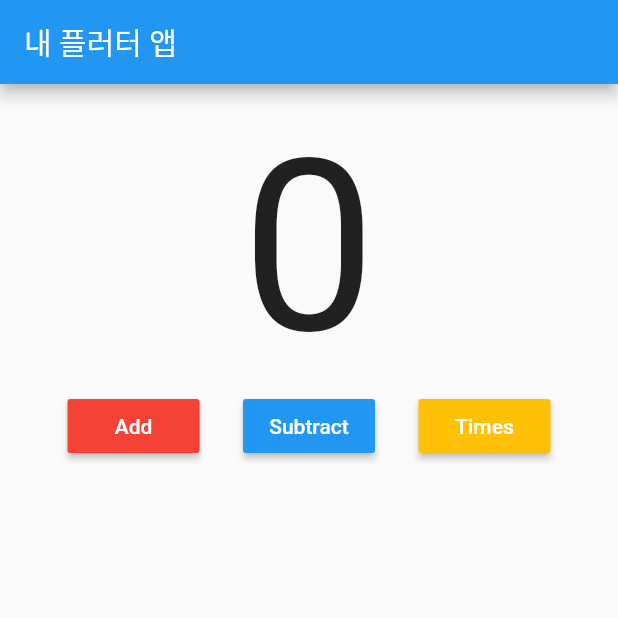
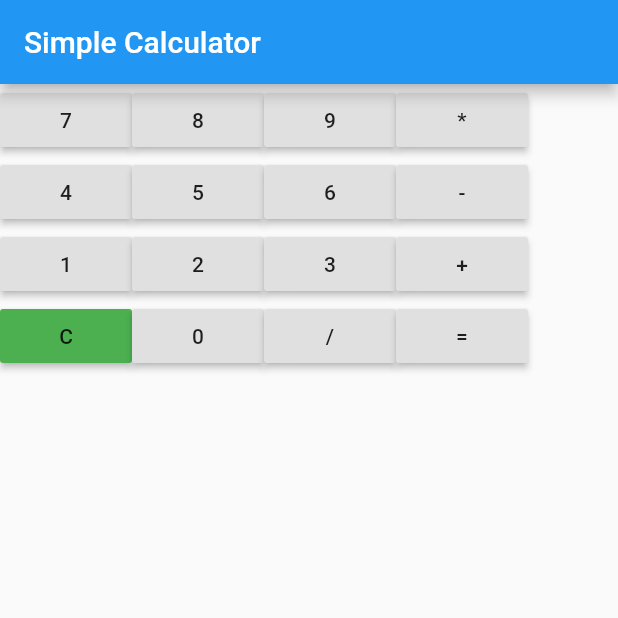
Before and after one commit to rationality6/flutter_prac, a Flutter app: the screen it shows after launch, on a phone screen of 412 x 824 dp, the top half of it. Run offline on Flutter 3.47's test engine with Material 2 defaults, Android fonts, the light colour scheme and no system bars.

Commit message:
add calc

```diff
--- a/myapp/lib/main.dart
+++ b/myapp/lib/main.dart
@@ -1,225 +1,106 @@
 import 'package:flutter/material.dart';
 
-void main() {
-  runApp(new MyApp());
+void main() => runApp(MyApp());
+
+class MyApp extends StatelessWidget {
+  @override
+  Widget build(BuildContext context) {
+    return MaterialApp(
+      title: 'Calculator', //app name
+      home: Scaffold(
+          appBar: AppBar(title: Text('Simple Calculator')), //title bar
+          body: Column(children: [
+            Row(children: [
+              CalcButton('7'),
+              CalcButton('8'),
+              CalcButton('9'),
+              CalcButton('*'),
+            ]),
+            Row(children: [
+              CalcButton('4'),
+              CalcButton('5'),
+              CalcButton('6'),
+              CalcButton('-'),
+            ]),
+            Row(children: [
+              CalcButton('1'),
+              CalcButton('2'),
+              CalcButton('3'),
+              CalcButton('+'),
+            ]),
+            Row(children: [
+              FuncButton('C'),
+              CalcButton('0'),
+              CalcButton('/'),
+              CalcButton('='),
+            ]),
+          ])),
+    );
+  }
 }
 
-class _RandomWordsState extends State<RandomWords> {
-  final _suggestions = <WordPair>[];
-  final _biggerFont = TextStyle(fontSize: 18.0);
+//계산이 되어야 한다.
+const List OPERATORS = ['+', '-', '*', '/'];
+
+String buffer = '';
+double op1 = 0;
+double op2 = 0;
+String operator = '';
+void addNumbers(String key) {
+  if (key == 'C') {
+    buffer = '';
+  } else if (OPERATORS.contains(key)) {
+    op1 = double.parse(buffer);
+    operator = key;
+    buffer = '';
+  } else if (key == '=') {
+    op2 = double.parse(buffer);
+    calculate(op1, op2, operator);
+    buffer = '';
+  } else {
+    buffer += key;
+  }
 }
 
-Widget _buildSuggestions(){
-
+void calculate(double op1, double op2, String operator) {
+  print('op1 : $op1 , op2: $op2 , operator: $operator');
+  double res = 0.0;
+  if (operator == "+") res = op1 + op2;
+  if (operator == "-") res = op1 - op2;
+  if (operator == '*') res = op1 * op2;
+  if (operator == '/') res = op1 / op2;
+  print('result is $res');
 }
 
-class MyApp extends StatefulWidget {
-  @override
-  _MyAppState createState() => _MyAppState();
-}
+class CalcButton extends RaisedButton {
+  CalcButton(this._key);
 
-class _MyAppState extends State<MyApp> {
-  int counter = 0; // Text UI에 표시될 값
-  void increaseCounter() {
-    // 버튼을 누르면 counter 값을 증가시킴
-    setState(() {
-      counter += 1;
-    });
-  }
-
-  void decreaseCounter() {
-    // 버튼을 누르면 counter 값을 감소시킴
-    setState(() {
-      counter -= 1;
-    });
-  }
-
-  void timesCounter() {
-    setState(() {
-      counter *= 2;
-    });
-  }
+  final _key;
 
   @override
   Widget build(BuildContext context) {
-    return MaterialApp(
-      title: "첫 플러터 앱",
-      home: Scaffold(
-        appBar: AppBar(
-          title: Text("내 플러터 앱"),
-        ),
-        body: Container(
-          padding: const EdgeInsets.all(16.0), // 전체적으로 16씩 패딩을 주었음.
-          child: Column(
-            // 세로로 위젯을 배치
-            children: <Widget>[
-              Text(
-                "$counter",
-                style: TextStyle(fontSize: 160.0),
-              ),
-              Row(
-                // 가로로 위젯을 배치, 안에 버튼 2개가 들어가 있음.
-                mainAxisAlignment:
-                    MainAxisAlignment.spaceEvenly, // 위젯끼리 같은 공간만큼 띄움
-                children: <Widget>[
-                  RaisedButton(
-                    child: Text(
-                      "Add",
-                      style: TextStyle(color: Colors.white),
-                    ),
-                    color: Colors.red, // 버튼 색은 빨강색으로
-                    onPressed: () {
-                      // 버튼을 누르면 안에 있는 함수를 실행
-                      increaseCounter();
-                    },
-                  ),
-                  RaisedButton(
-                    child: Text(
-                      "Subtract",
-                      style: TextStyle(color: Colors.white),
-                    ),
-                    color: Colors.blue, // 버튼 색은 파란색으로
-                    onPressed: () {
-                      // 버튼을 누르면 안에 있는 함수를 실행
-                      decreaseCounter();
-                    },
-                  ),
-                  RaisedButton(
-                      child: Text(
-                        "Times",
-                        style: TextStyle(color: Colors.white),
-                      ),
-                      color: Colors.amber,
-                      onPressed: () {
-                        timesCounter();
-                      }),
-                ],
-              ),
-            ],
-          ),
-        ),
-      ),
+    return RaisedButton(
+      child: Text(_key),
+      onPressed: () {
+        addNumbers(_key);
+      },
     );
   }
 }
-// class MyApp extends StatelessWidget {
-//   // This widget is the root of your application.
-//   @override
-//   Widget build(BuildContext context) {
-//     return MaterialApp(
-//       title: 'Flutter Demo',
-//       theme: ThemeData(
-//         // This is the theme of your application.
-//         //
-//         // Try running your application with "flutter run". You'll see the
-//         // application has a blue toolbar. Then, without quitting the app, try
-//         // changing the primarySwatch below to Colors.green and then invoke
-//         // "hot reload" (press "r" in the console where you ran "flutter run",
-//         // or simply save your changes to "hot reload" in a Flutter IDE).
-//         // Notice that the counter didn't reset back to zero; the application
-//         // is not restarted.
-//         primarySwatch: Colors.red,
-//         // This makes the visual density adapt to the platform that you run
-//         // the app on. For desktop platforms, the controls will be smaller and
-//         // closer together (more dense) than on mobile platforms.
-//         visualDensity: VisualDensity.adaptivePlatformDensity,
-//       ),
-//       home: MyHomePage(title: '플러터 안늉융'),
-//     );
-//   }
-// }
 
-// class MyHomePage extends StatefulWidget {
-//   MyHomePage({Key key, this.title}) : super(key: key);
+class FuncButton extends RaisedButton {
+  FuncButton(this._key);
 
-//   // This widget is the home page of your application. It is stateful, meaning
-//   // that it has a State object (defined below) that contains fields that affect
-//   // how it looks.
+  final _key;
 
-//   // This class is the configuration for the state. It holds the values (in this
-//   // case the title) provided by the parent (in this case the App widget) and
-//   // used by the build method of the State. Fields in a Widget subclass are
-//   // always marked "final".
-
-//   final String title;
-
-//   @override
-//   _MyHomePageState createState() => _MyHomePageState();
-// }
-
-// class _MyHomePageState extends State<MyHomePage> {
-//   int _counter = 1;
-
-//   void _incrementCounter() {
-//     setState(() {
-//       // This call to setState tells the Flutter framework that something has
-//       // changed in this State, which causes it to rerun the build method below
-//       // so that the display can reflect the updated values. If we changed
-//       // _counter without calling setState(), then the build method would not be
-//       // called again, and so nothing would appear to happen.
-//       _counter *= 5;
-//     });
-//   }
-
-//   void _decrementCounter() {
-//     setState(() {
-//       _counter -= 5;
-//     });
-//   }
-
-//   @override
-//   Widget build(BuildContext context) {
-
-//     var imageUrl = "https://images.pexels.com/photos/912110/pexels-photo-912110.jpeg?auto=compress&cs=tinysrgb&dpr=2&h=650&w=940";
-
-//     // This method is rerun every time setState is called, for instance as done
-//     // by the _incrementCounter method above.
-//     //
-//     // The Flutter framework has been optimized to make rerunning build methods
-//     // fast, so that you can just rebuild anything that needs updating rather
-//     // than having to individually change instances of widgets.
-//     return Scaffold(
-//       appBar: AppBar(
-//         // Here we take the value from the MyHomePage object that was created by
-//         // the App.build method, and use it to set our appbar title.
-//         title: Text(widget.title),
-//       ),
-//       body: Center(
-//         // Center is a layout widget. It takes a single child and positions it
-//         // in the middle of the parent.
-//         child: Column(
-//           // Column is also a layout widget. It takes a list of children and
-//           // arranges them vertically. By default, it sizes itself to fit its
-//           // children horizontally, and tries to be as tall as its parent.
-//           //
-//           // Invoke "debug painting" (press "p" in the console, choose the
-//           // "Toggle Debug Paint" action from the Flutter Inspector in Android
-//           // Studio, or the "Toggle Debug Paint" command in Visual Studio Code)
-//           // to see the wireframe for each widget.
-//           //
-//           // Column has various properties to control how it sizes itself and
-//           // how it positions its children. Here we use mainAxisAlignment to
-//           // center the children vertically; the main axis here is the vertical
-//           // axis because Columns are vertical (the cross axis would be
-//           // horizontal).
-//           mainAxisAlignment: MainAxisAlignment.center,
-//           children: <Widget>[
-//             Text(
-//               '당신은 방금 클릭을 하였습니다.',
-//             ),
-//             Text(
-//               '$_counter',
-//               style: Theme.of(context).textTheme.headline4,
-//             ),
-//           ],
-//         ),
-//       ),
-//       floatingActionButton: FloatingActionButton(
-//         onPressed: _incrementCounter,
-//         tooltip: 'Increment',
-//         child: Icon(Icons.add),
-//       ), // This trailing comma makes auto-formatting nicer for build methods.
-
-//     );
-//   }
-// }
+  @override
+  Widget build(BuildContext context) {
+    return RaisedButton(
+      child: Text(_key),
+      color: Colors.green,
+      onPressed: () {
+        addNumbers(_key);
+      },
+    );
+  }
+}
```
Also changed, not shown: myapp/lib/calc.dart (added, +283 -0 lines).
